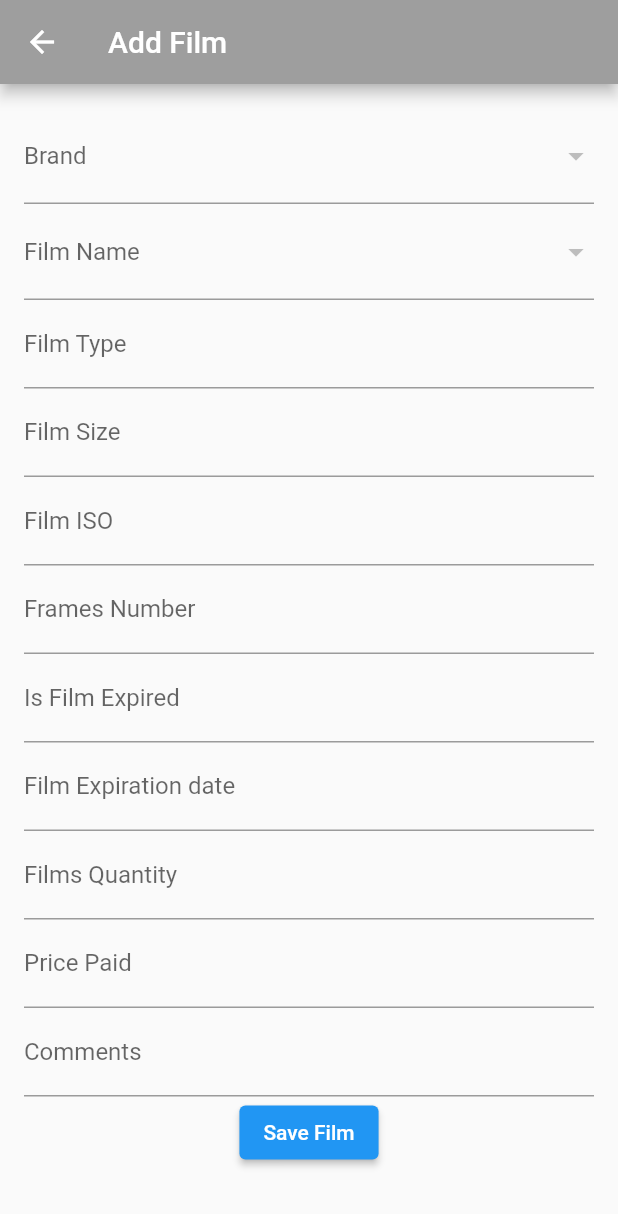
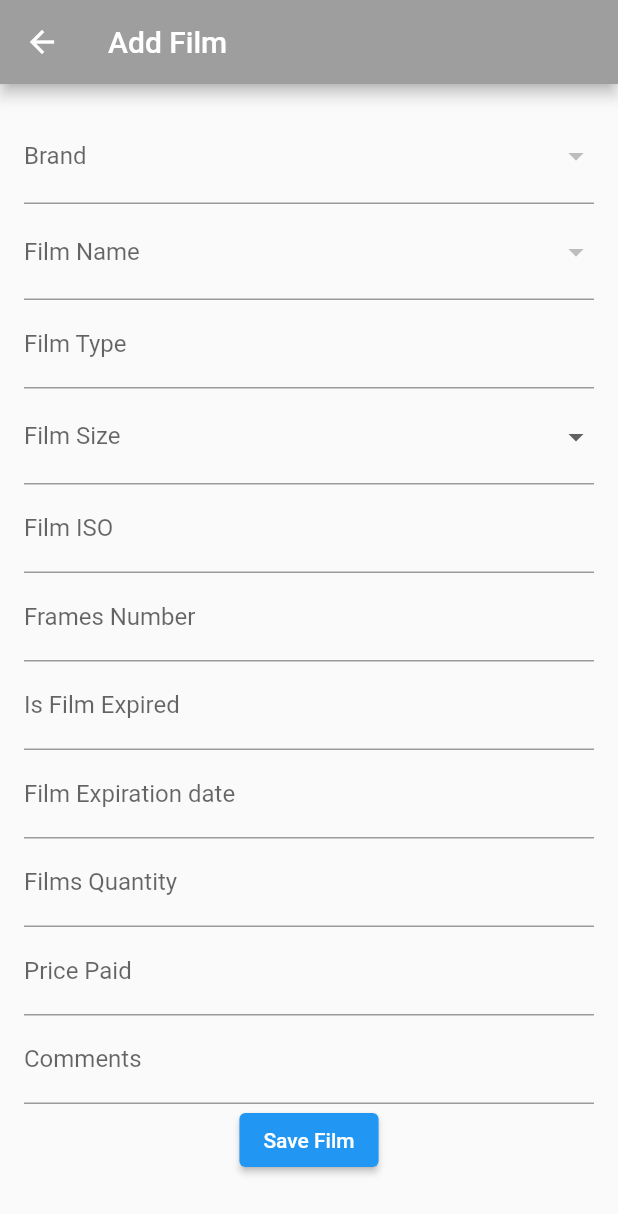
Before and after one commit to AlexGuoussatchok/analog_faith, a Flutter app: the AddFilmScreen screen opened by its route, on a phone screen of 412 x 824 dp. Shown: the top 1214 px of the screen. Run offline on Flutter 3.47's test engine with Material 2 defaults, Android fonts, the phone set to English and light mode, and no system bars; our stand-ins replace sqflite; accounts and stored records are empty.

Commit message:
+ add film screen - film size drop down from file added

```diff
--- /dev/null
+++ b/lib/lists/film_sizes.dart
@@ -0,0 +1,8 @@
+class FilmSizesList {
+  static const List<String> conditions = [
+    'type 135',
+    'type 120',
+    'type 110',
+    'type 220',
+  ];
+}
--- a/lib/screens/add_film_screen.dart
+++ b/lib/screens/add_film_screen.dart
@@ -1,6 +1,7 @@
 import 'package:flutter/material.dart';
 import 'package:sqflite/sqflite.dart';
 import 'package:path/path.dart';
+import 'package:analog_faith/lists/film_sizes.dart';
 
 class AddFilmScreen extends StatefulWidget {
   const AddFilmScreen({Key? key}) : super(key: key);
@@ -28,6 +29,8 @@ class _AddFilmScreenState extends State<AddFilmScreen> {
   String? selectedBrand;
   String? selectedFilmName;
   String? selectedFilmType;
+  String? selectedFilmSize;
+
 
   @override
   void initState() {
@@ -94,8 +97,6 @@ class _AddFilmScreenState extends State<AddFilmScreen> {
       return;
     }
 
-    print('Fetching film type for brand: $selectedBrand, film name: $selectedFilmName');
-
     final databasesPath = await getDatabasesPath();
     final path = join(databasesPath, 'catalogue.db');
     final db = await openDatabase(path);
@@ -151,8 +152,6 @@ class _AddFilmScreenState extends State<AddFilmScreen> {
 
                   // Fetch film names based on the selected brand.
                   fetchFilmNames(value ?? '');
-
-                  print('Selected brand: $value');
                 });
               },
               decoration: const InputDecoration(labelText: 'Brand'),
@@ -184,10 +183,23 @@ class _AddFilmScreenState extends State<AddFilmScreen> {
               decoration: const InputDecoration(labelText: 'Film Type'),
             ),
 
-            TextFormField(
-              controller: filmSizeController,
+            DropdownButtonFormField<String>(
+              value: selectedFilmSize,
+              items: FilmSizesList.conditions.map((String size) {
+                return DropdownMenuItem<String>(
+                  value: size,
+                  child: Text(size),
+                );
+              }).toList(),
+              onChanged: (String? value) {
+                setState(() {
+                  selectedFilmSize = value;
+                });
+              },
               decoration: const InputDecoration(labelText: 'Film Size'),
             ),
+
+
             TextFormField(
               controller: isoController,
               decoration: const InputDecoration(labelText: 'Film ISO'),
```
